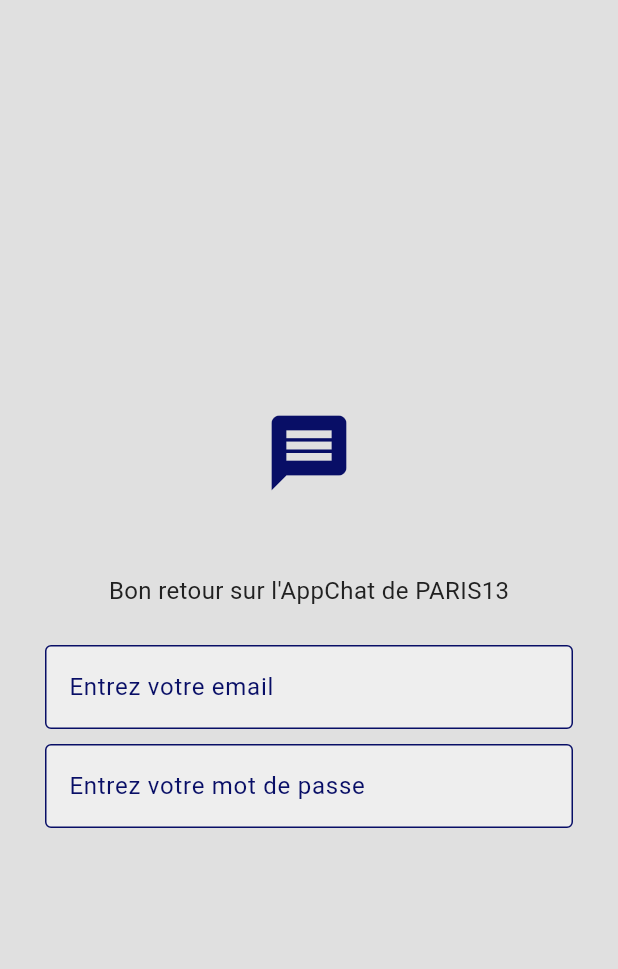
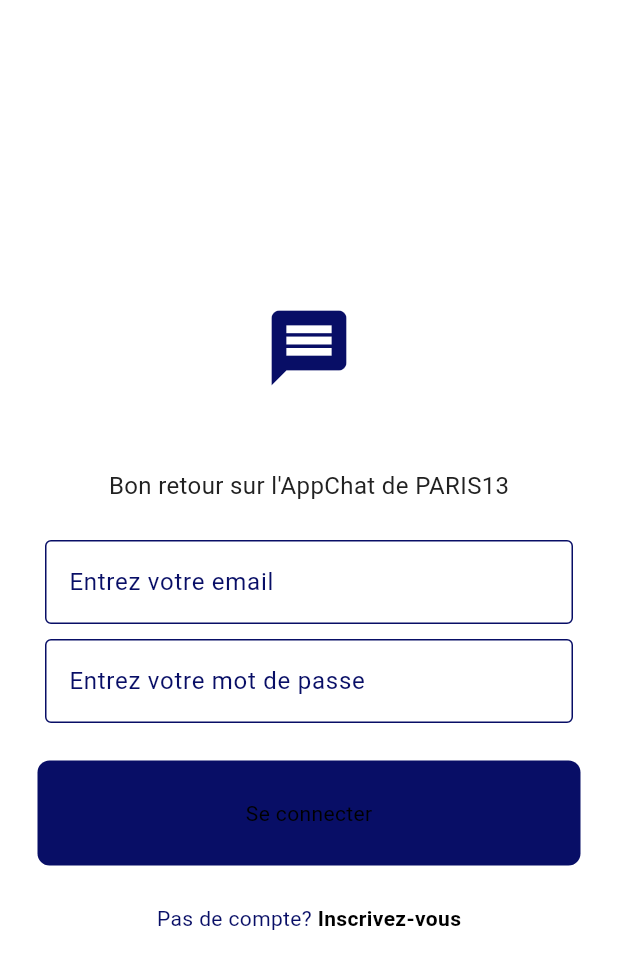
Before and after one commit to hackerlbv241/chat_app_v2, a Flutter app: the screen it shows after launch, on a phone screen of 412 x 824 dp. Shown: the top 969 px of the screen. Run offline on Flutter 3.47's test engine with Material 3 defaults, Android fonts, the phone set to English and light mode, and no system bars.

Commit message:
maj 7h54 avant d'aller  en cours à 9h le lundi

```diff
--- /dev/null
+++ b/lib/components/my_button.dart
@@ -0,0 +1,30 @@
+import 'package:flutter/material.dart';
+
+class MyButton extends StatelessWidget {
+  final String text;
+  final void Function() onTap;
+
+  const MyButton({
+    super.key,
+    required this.text,
+    required this.onTap,
+  });
+
+  @override
+  Widget build(BuildContext context) {
+    return GestureDetector(
+      onTap: onTap,
+      child: Container(
+        decoration: BoxDecoration(
+          color: Theme.of(context).colorScheme.primary,
+          borderRadius: BorderRadius.circular(8),
+        ),
+        padding: const EdgeInsets.all(25),
+        margin: const EdgeInsets.symmetric(horizontal: 25),
+        child: Center(
+          child: Text(text),
+        ),
+      ),
+    );
+  }
+}
--- a/lib/components/my_textfield.dart
+++ b/lib/components/my_textfield.dart
@@ -3,11 +3,13 @@ import 'package:flutter/material.dart';
 class MyTextField extends StatelessWidget {
   final String hintText;
   final bool obscureText;
+  final TextEditingController controller;
 
   const MyTextField({
     super.key,
     required this.hintText,
     required this.obscureText,
+    required this.controller,
   });
 
   @override
@@ -16,6 +18,7 @@ class MyTextField extends StatelessWidget {
       padding: const EdgeInsets.symmetric(horizontal: 30.0),
       child: TextField(
         obscureText: obscureText,
+        controller: controller,
         decoration: InputDecoration(
           enabledBorder: OutlineInputBorder(
             borderSide:
--- a/lib/pages/login_page.dart
+++ b/lib/pages/login_page.dart
@@ -1,8 +1,18 @@
+import 'package:chat_app/components/my_button.dart';
 import 'package:chat_app/components/my_textfield.dart';
 import 'package:flutter/material.dart';
 
 class LoginPage extends StatelessWidget {
-  const LoginPage({super.key});
+  // email et mot de passe controller
+  final TextEditingController _emailController = TextEditingController();
+  final TextEditingController _pwController = TextEditingController();
+
+  LoginPage({super.key});
+
+  // login method
+  void login() {
+    //
+  }
 
   @override
   Widget build(BuildContext context) {
@@ -36,6 +46,7 @@ class LoginPage extends StatelessWidget {
             MyTextField(
               hintText: "Entrez votre email",
               obscureText: false,
+              controller: _emailController,
             ),
 
             const SizedBox(height: 10),
@@ -44,11 +55,34 @@ class LoginPage extends StatelessWidget {
             MyTextField(
               hintText: "Entrez votre mot de passe",
               obscureText: true,
+              controller: _pwController,
             ),
+
+            const SizedBox(height: 25),
 
             // bouton de connexion
 
+            MyButton(
+              text: "Se connecter",
+              onTap: login,
+            ),
+
+            const SizedBox(height: 25),
+
             // bouton pour créer un compte
+
+            Row(
+              mainAxisAlignment: MainAxisAlignment.center,
+              children: [
+                Text("Pas de compte? ",
+                    style: TextStyle(
+                        color: Theme.of(context).colorScheme.primary)),
+                Text(
+                  "Inscrivez-vous",
+                  style: TextStyle(fontWeight: FontWeight.bold),
+                ),
+              ],
+            ),
           ],
         )));
   }
--- a/lib/themes/light_mode.dart
+++ b/lib/themes/light_mode.dart
@@ -2,9 +2,9 @@ import 'package:flutter/material.dart';
 
 ThemeData lightMode = ThemeData(
     colorScheme: ColorScheme.light(
-  surface: Colors.grey.shade300,
+  surface: const Color.fromARGB(255, 255, 255, 255),
   primary: const Color.fromARGB(255, 8, 14, 102),
-  secondary: Colors.grey.shade200,
+  secondary: const Color.fromARGB(255, 255, 255, 255),
   tertiary: const Color.fromARGB(255, 8, 14, 102),
   inversePrimary: Colors.grey.shade900,
 ));
```
Also changed, not shown: 1 other file.
